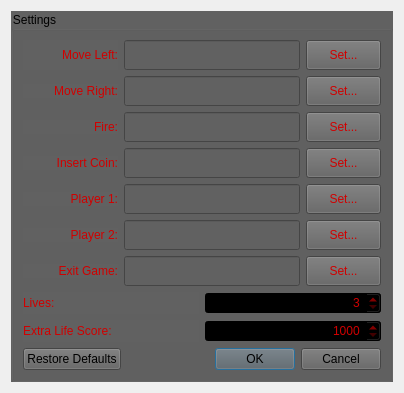
maloney96/SPACE_INV_8080_EMULATOR, file ui/settings.ui: the form before one commit.
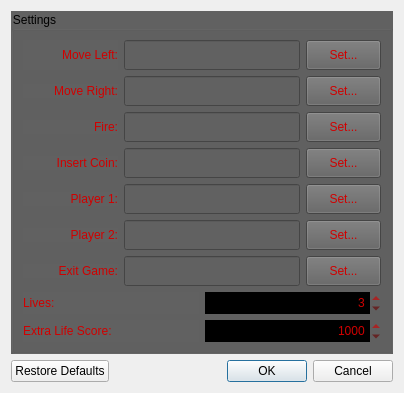
The form after the commit. Icons and pictures are not drawn.

```diff
--- a/ui/settings.ui
+++ b/ui/settings.ui
@@ -10,7 +10,7 @@
     <x>0</x>
     <y>0</y>
     <width>404</width>
-    <height>353</height>
+    <height>425</height>
    </rect>
   </property>
   <property name="sizePolicy">
@@ -22,13 +22,13 @@
   <property name="minimumSize">
    <size>
     <width>404</width>
-    <height>353</height>
+    <height>425</height>
    </size>
   </property>
   <property name="maximumSize">
    <size>
     <width>404</width>
-    <height>353</height>
+    <height>425</height>
    </size>
   </property>
   <property name="baseSize">
@@ -702,6 +702,9 @@
             <property name="text">
              <string/>
             </property>
+            <property name="frame">
+             <bool>true</bool>
+            </property>
             <property name="readOnly">
              <bool>true</bool>
             </property>
@@ -760,6 +763,9 @@
             <property name="styleSheet">
              <string notr="true">color: rgb(208, 0, 0); font: 900 11pt &quot;Segoe UI&quot;; background-color: rgb(0,0,0);</string>
             </property>
+            <property name="frame">
+             <bool>false</bool>
+            </property>
             <property name="alignment">
              <set>Qt::AlignmentFlag::AlignRight|Qt::AlignmentFlag::AlignTrailing|Qt::AlignmentFlag::AlignVCenter</set>
             </property>
@@ -989,9 +995,15 @@
             <property name="styleSheet">
              <string notr="true">color: rgb(208, 0, 0); font: 900 11pt &quot;Segoe UI&quot;; background-color: rgb(0,0,0);</string>
             </property>
+            <property name="frame">
+             <bool>false</bool>
+            </property>
             <property name="alignment">
              <set>Qt::AlignmentFlag::AlignRight|Qt::AlignmentFlag::AlignTrailing|Qt::AlignmentFlag::AlignVCenter</set>
             </property>
+            <property name="showGroupSeparator" stdset="0">
+             <bool>false</bool>
+            </property>
             <property name="minimum">
              <number>1000</number>
             </property>
@@ -1001,11 +1013,17 @@
             <property name="singleStep">
              <number>500</number>
             </property>
+            <property name="displayIntegerBase">
+             <number>10</number>
+            </property>
            </widget>
           </item>
          </layout>
         </item>
        </layout>
+      </item>
+     </layout>
+    </widget>
       </item>
       <item>
        <widget class="QDialogButtonBox" name="dialogButtonBox">
@@ -1021,9 +1039,6 @@
         <property name="centerButtons">
          <bool>false</bool>
         </property>
-       </widget>
-      </item>
-     </layout>
     </widget>
    </item>
   </layout>
```
Lines whose indentation alone changed are shown as unchanged.
